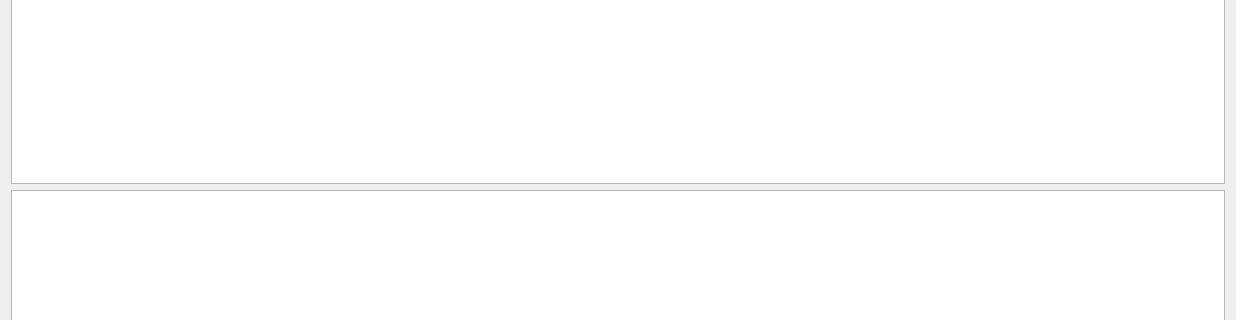
First picture: the form in DialogVideoPlayer.ui, repository jamesalvarez/grafix-coder, before the edit; both pictures show x 0 to 1236 and y 365 to 685 of the 1236 by 898 pixel window.
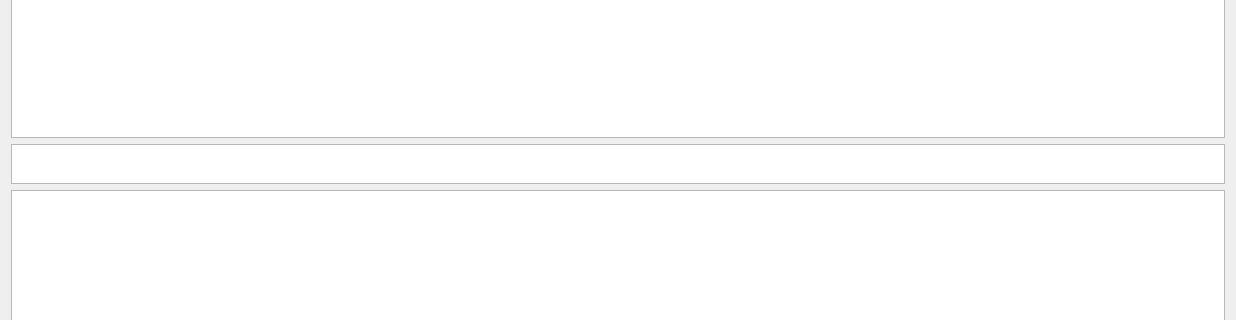
Second picture: the form after the edit.

Commit message: lots of new features (e.g. clicked for fixations etc)

Patch:
```diff
--- a/DialogVideoPlayer.ui
+++ b/DialogVideoPlayer.ui
@@ -23,6 +23,22 @@
    <item>
     <widget class="QGraphicsView" name="visualizationView"/>
    </item>
+   <item>
+    <widget class="QGraphicsView" name="fixationsView">
+     <property name="minimumSize">
+      <size>
+       <width>0</width>
+       <height>40</height>
+      </size>
+     </property>
+     <property name="maximumSize">
+      <size>
+       <width>16777215</width>
+       <height>40</height>
+      </size>
+     </property>
+    </widget>
+   </item>
    <item>
     <widget class="QGraphicsView" name="timeLineView">
      <property name="minimumSize">
```
The commit also changes 2 other files.
